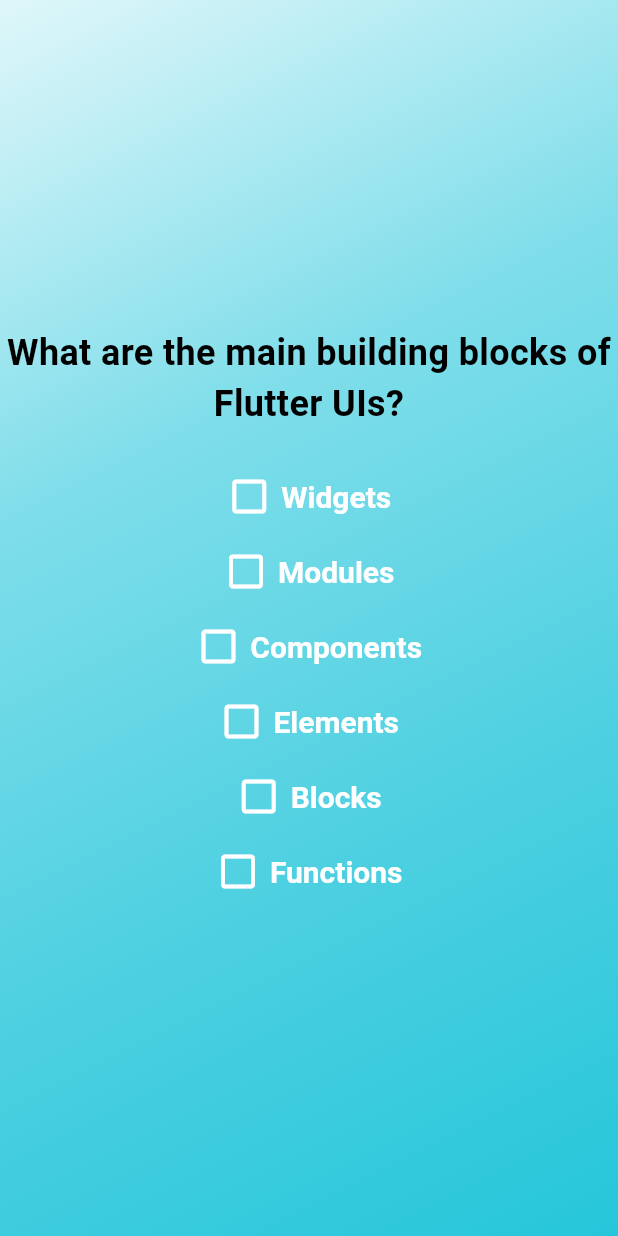
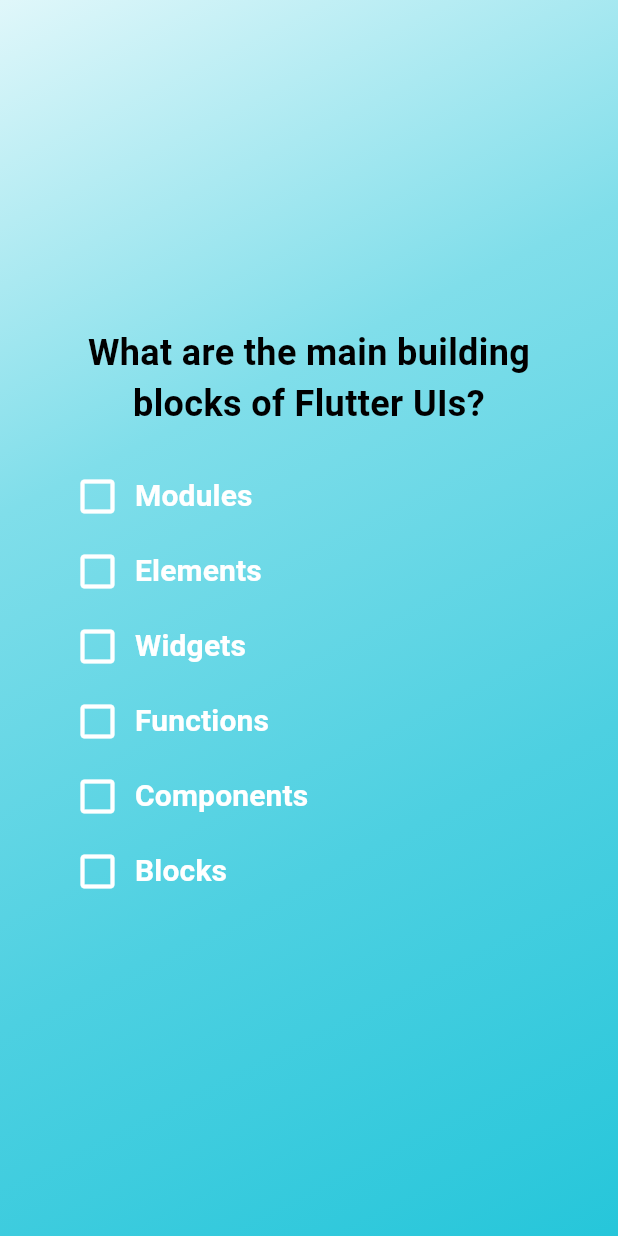
Before and after one commit to Flammans/simply-quiz-app, a Flutter app: the screen it shows after launch, after a tap on "Start Quiz", on a phone screen of 412 x 824 dp. Run offline on Flutter 3.47's test engine with Material 3 defaults, Android fonts, the phone set to English and light mode, and no system bars.

Commit message:
Refactor answer button and shuffle quiz answers
Updated `AnswerButton` to use a cleaner widget structure with a `Row` instead of `TextButton.icon`. Introduced answer shuffling by adding a `getShuffledAnswers` method in the `QuizQuestion` model, ensuring randomized answer order in the `questions_screen`.

```diff
--- a/lib/answer_button.dart
+++ b/lib/answer_button.dart
@@ -4,11 +4,11 @@
   const AnswerButton({
     super.key,
     required this.answerText,
-    required this.onTap
+    required this.onTap,
   });
 
   final String answerText;
-  final void Function () onTap;
+  final void Function() onTap;
 
   @override
   State<AnswerButton> createState() {
@@ -27,32 +27,34 @@
 
   @override
   Widget build(context) {
-    return TextButton.icon(
+    return TextButton(
       onPressed: onPressed,
-      style: ElevatedButton.styleFrom(
+      style: TextButton.styleFrom(
         foregroundColor: Colors.white,
-        textStyle: TextStyle(
-          fontSize: 20,
-          fontWeight: FontWeight.bold,
-        ),
         padding: EdgeInsets.symmetric(horizontal: 30, vertical: 10),
         shape: RoundedRectangleBorder(
           borderRadius: BorderRadius.circular(0),
         ),
       ),
-      icon: Icon(
+      child: Row(
+        mainAxisAlignment: MainAxisAlignment.start,
+        children: [
+          Icon(
             isPressed ? Icons.check_box_outlined : Icons.check_box_outline_blank,
             size: 30,
             color: Colors.white,
           ),
-      label: Text(
+          const SizedBox(width: 10),
+          Text(
             widget.answerText,
-        style: TextStyle(
+            style: const TextStyle(
               color: Colors.white,
               fontSize: 20,
               fontWeight: FontWeight.bold,
             ),
-      )
+          ),
+        ],
+      ),
     );
   }
 }
--- a/lib/models/quiz_question.dart
+++ b/lib/models/quiz_question.dart
@@ -3,4 +3,10 @@
 
   final String question;
   final List<String> answers;
+
+  List<String> getShuffledAnswers() {
+    final shuffledList = List.of(answers);
+    shuffledList.shuffle();
+    return shuffledList;
+  }
 }
--- a/lib/screens/questions_screen.dart
+++ b/lib/screens/questions_screen.dart
@@ -18,8 +18,11 @@
 
     return SizedBox(
       width: double.infinity,
+      child: Container(
+        margin: const EdgeInsets.all(20),
         child: Column(
           mainAxisAlignment: MainAxisAlignment.center,
+          crossAxisAlignment: CrossAxisAlignment.stretch,
           children: [
             Text(
               currentQuestion.question,
@@ -32,10 +35,11 @@
             ),
             const SizedBox(height: 20),
 
-          ...currentQuestion.answers.map((answer) {
+            ...currentQuestion.getShuffledAnswers().map((answer) {
               return AnswerButton(answerText: answer, onTap: () {},);
             }),
         ],),
+      ),
     );
   }
 }
```
Lines whose indentation alone changed are shown as unchanged.
